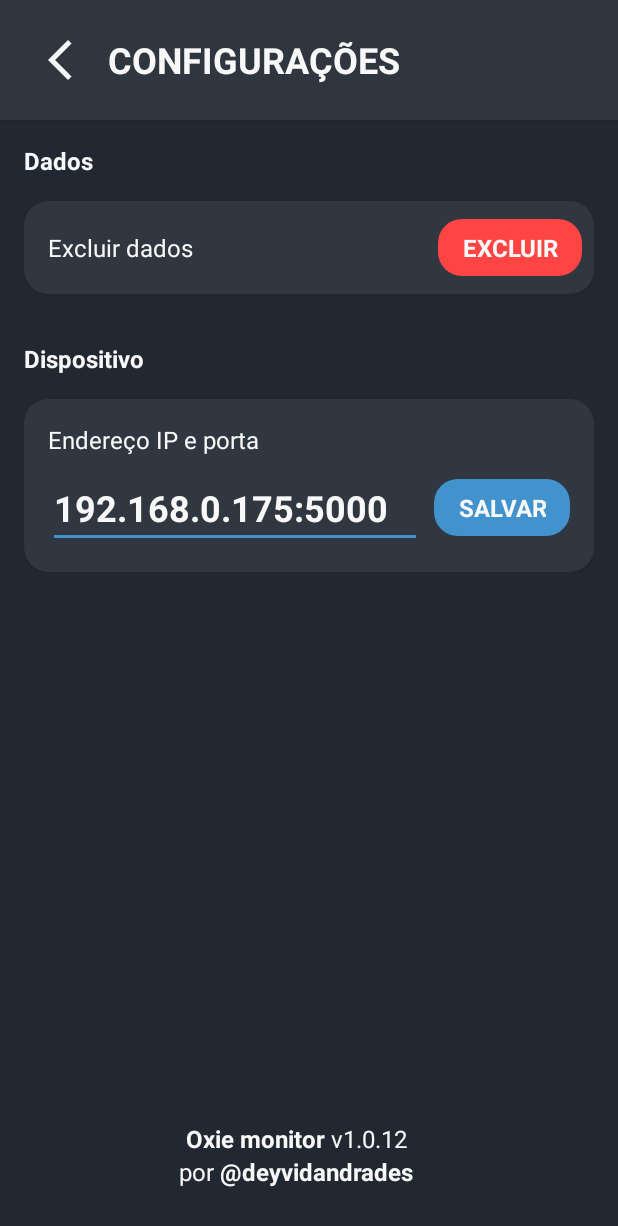
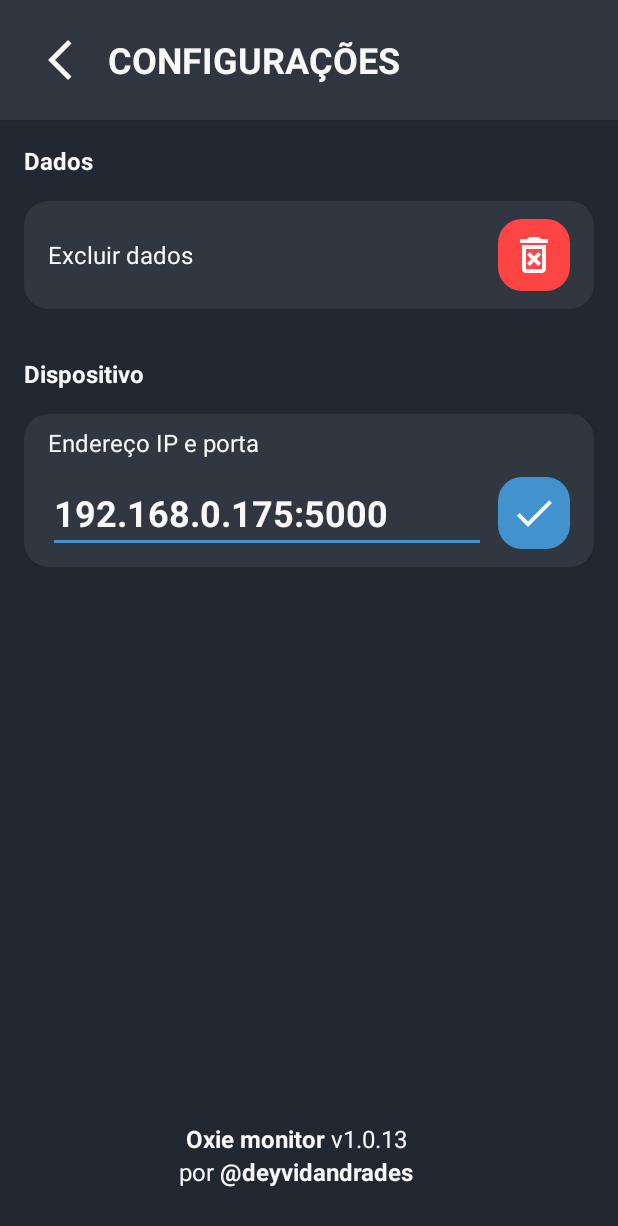
Before and after one commit to deyvidandrades/Oxie, an Android app: the screen it shows after launch (ConfiguracoesActivity), after a tap on "Botão para abrir configurações", on a phone screen of 412 x 824 dp. Shown: the top 1226 px of the screen. Run offline under Robolectric (Android 15) with nearby library versions, the light colour scheme and no system bars; 1 other tap on this screen came first.

Commit message:
* Correção de botoes seguindo recomendações

```diff
--- a/app/src/main/AndroidManifest.xml
+++ b/app/src/main/AndroidManifest.xml
@@ -16,7 +16,8 @@
         android:roundIcon="@mipmap/ic_launcher"
         android:supportsRtl="true"
         android:theme="@style/Theme.Oxie"
-        tools:targetApi="31">
+        tools:targetApi="32">
+
         <activity
             android:name=".activities.MainActivity"
             android:exported="true"
--- a/app/src/main/java/com/dws/oxie/activities/ConfiguracoesActivity.kt
+++ b/app/src/main/java/com/dws/oxie/activities/ConfiguracoesActivity.kt
@@ -4,7 +4,6 @@ import android.content.Intent
 import android.os.Bundle
 import android.widget.EditText
 import android.widget.ImageView
-import android.widget.TextView
 import androidx.appcompat.app.AppCompatActivity
 import com.dws.oxie.R
 import com.dws.oxie.assistentes.AnimacaoBotao
@@ -18,8 +17,8 @@ class ConfiguracoesActivity : AppCompatActivity() {
         setContentView(R.layout.activity_configuracoes)
 
         val btnVoltar = findViewById<ImageView>(R.id.btn_voltar)
-        val btnExcluirDados = findViewById<TextView>(R.id.btn_excluir)
-        val btnSalvarIP = findViewById<TextView>(R.id.btn_salvar)
+        val btnExcluirDados = findViewById<ImageView>(R.id.btn_excluir)
+        val btnSalvarIP = findViewById<ImageView>(R.id.btn_salvar)
         val etEnderecoIP = findViewById<EditText>(R.id.et_endereco_ip)
 
         etEnderecoIP.setText(Persistencia(applicationContext).carregarIP())
--- a/app/src/main/java/com/dws/oxie/activities/MainActivity.kt
+++ b/app/src/main/java/com/dws/oxie/activities/MainActivity.kt
@@ -35,8 +35,7 @@ class MainActivity : AppCompatActivity() {
     private lateinit var progressOxigenacao: CircularProgressIndicator
     private lateinit var progressPassos: CircularProgressIndicator
 
-    private lateinit var btnConectar: RelativeLayout
-    private lateinit var btnDesconectar: RelativeLayout
+    private lateinit var btnConectar: ImageView
 
     private val debug: Boolean = false
     private var erroRede = false
@@ -62,10 +61,19 @@ class MainActivity : AppCompatActivity() {
 
                     mainHandler.postDelayed(this, 1000)
                 }
+
+                //with(btnConectar) {
+                //    setImageDrawable(
+                //        AppCompatResources.getDrawable(
+                //            this@MainActivity,
+                //            R.drawable.ic_outline_link_24
+                //        )
+                //    )
+                //}
+
+                btnConectar.setColorFilter(getColor(R.color.accentBlue))
             } else {
-                //mainHandler.removeCallbacks(updateTextTask)
-                btnConectar.visibility = View.VISIBLE
-                btnDesconectar.visibility = View.GONE
+                btnConectar.setColorFilter(getColor(R.color.textLight))
 
                 Toast.makeText(
                     this@MainActivity, "Falha na conexão", Toast.LENGTH_LONG
@@ -136,25 +144,15 @@ class MainActivity : AppCompatActivity() {
 
     private fun configurarBotoes() {
         btnConectar = findViewById(R.id.btn_conectar)
-        btnDesconectar = findViewById(R.id.btn_desconectar)
         val btnMenu = findViewById<ImageView>(R.id.btn_menu)
         val btnVerTodos = findViewById<TextView>(R.id.tv_ver_todos)
 
         btnConectar.setOnClickListener { view ->
             AnimacaoBotao.animar(view)
             mainHandler.post(updateTextTask)
-
-            btnConectar.visibility = View.GONE
-            btnDesconectar.visibility = View.VISIBLE
             erroRede = false
         }
 
-        btnDesconectar.setOnClickListener { view ->
-            mainHandler.removeCallbacks(updateTextTask)
-
-            btnDesconectar.visibility = View.GONE
-            btnConectar.visibility = View.VISIBLE
-        }
         btnMenu.setOnClickListener { view ->
             AnimacaoBotao.animar(view)
 
@@ -174,8 +172,6 @@ class MainActivity : AppCompatActivity() {
         val enderecoIp = ip[0] //if (debug) "192.168.0.175" else "192.168.0.133"
         val porta = ip[1].toInt() //if (debug) 5000 else 80
         val array = arrayListOf(0, 0, 0)
-
-        Log.d("DWS.D",ip.toString())
 
         val urlConnection = URL(
             "HTTP",
--- /dev/null
+++ b/app/src/main/res/drawable/ic_outline_delete_forever_24.xml
@@ -0,0 +1,10 @@
+<vector xmlns:android="http://schemas.android.com/apk/res/android"
+    android:width="24dp"
+    android:height="24dp"
+    android:tint="#000000"
+    android:viewportWidth="24"
+    android:viewportHeight="24">
+    <path
+        android:fillColor="@android:color/white"
+        android:pathData="M14.12,10.47L12,12.59l-2.13,-2.12 -1.41,1.41L10.59,14l-2.12,2.12 1.41,1.41L12,15.41l2.12,2.12 1.41,-1.41L13.41,14l2.12,-2.12zM15.5,4l-1,-1h-5l-1,1H5v2h14V4zM6,19c0,1.1 0.9,2 2,2h8c1.1,0 2,-0.9 2,-2V7H6v12zM8,9h8v10H8V9z" />
+</vector>
--- /dev/null
+++ b/app/src/main/res/drawable/ic_outline_done_24.xml
@@ -0,0 +1,10 @@
+<vector xmlns:android="http://schemas.android.com/apk/res/android"
+    android:width="24dp"
+    android:height="24dp"
+    android:tint="#000000"
+    android:viewportWidth="24"
+    android:viewportHeight="24">
+    <path
+        android:fillColor="@android:color/white"
+        android:pathData="M9,16.2L4.8,12l-1.4,1.4L9,19 21,7l-1.4,-1.4L9,16.2z" />
+</vector>
--- /dev/null
+++ b/app/src/main/res/drawable/ic_outline_link_24.xml
@@ -0,0 +1,10 @@
+<vector xmlns:android="http://schemas.android.com/apk/res/android"
+    android:width="24dp"
+    android:height="24dp"
+    android:tint="#000000"
+    android:viewportWidth="24"
+    android:viewportHeight="24">
+    <path
+        android:fillColor="@android:color/white"
+        android:pathData="M17,7h-4v2h4c1.65,0 3,1.35 3,3s-1.35,3 -3,3h-4v2h4c2.76,0 5,-2.24 5,-5s-2.24,-5 -5,-5zM11,15L7,15c-1.65,0 -3,-1.35 -3,-3s1.35,-3 3,-3h4L11,7L7,7c-2.76,0 -5,2.24 -5,5s2.24,5 5,5h4v-2zM8,11h8v2L8,13z" />
+</vector>
--- a/app/src/main/res/layout/activity_configuracoes.xml
+++ b/app/src/main/res/layout/activity_configuracoes.xml
@@ -75,8 +75,8 @@
                 android:background="@drawable/rounded_r16"
                 android:backgroundTint="?android:colorSecondary"
                 android:elevation="1dp"
-                android:paddingStart="16dp"
-                android:paddingEnd="8dp">
+                android:paddingHorizontal="16dp"
+                android:paddingVertical="8dp">
 
                 <TextView
                     android:layout_width="wrap_content"
@@ -89,23 +89,19 @@
                     android:textColor="?android:textColorSecondary"
                     android:textSize="16sp" />
 
-                <TextView
+                <ImageView
                     android:id="@+id/btn_excluir"
-                    android:layout_width="wrap_content"
-                    android:layout_height="wrap_content"
+                    android:layout_width="48dp"
+                    android:layout_height="48dp"
                     android:layout_alignParentEnd="true"
                     android:layout_centerVertical="true"
-                    android:layout_marginVertical="8dp"
+                    android:layout_marginVertical="4dp"
                     android:background="@drawable/rounded_r16"
                     android:backgroundTint="@android:color/holo_red_light"
-                    android:paddingHorizontal="16dp"
-                    android:paddingVertical="8dp"
-                    android:text="@string/excluir"
-                    android:textAlignment="center"
-                    android:textAllCaps="true"
-                    android:textColor="?android:textColorSecondary"
-                    android:textSize="16sp"
-                    android:textStyle="bold" />
+                    android:contentDescription="@string/excluir_dados"
+                    android:padding="8dp"
+                    android:src="@drawable/ic_outline_delete_forever_24"
+                    app:tint="?android:textColorSecondary" />
             </RelativeLayout>
 
             <RelativeLayout
@@ -132,7 +128,7 @@
                 android:elevation="1dp"
                 android:orientation="vertical"
                 android:paddingHorizontal="16sp"
-                android:paddingVertical="16dp">
+                android:paddingVertical="8dp">
 
                 <TextView
                     android:layout_width="wrap_content"
@@ -166,22 +162,19 @@
                         android:textStyle="bold"
                         tools:ignore="DuplicateSpeakableTextCheck" />
 
-                    <TextView
+                    <ImageView
                         android:id="@+id/btn_salvar"
-                        android:layout_width="wrap_content"
-                        android:layout_height="wrap_content"
+                        android:layout_width="48dp"
+                        android:layout_height="48dp"
                         android:layout_alignParentEnd="true"
                         android:layout_centerVertical="true"
+                        android:layout_marginVertical="4dp"
                         android:background="@drawable/rounded_r16"
-                        android:backgroundTint="@color/accentBlue"
-                        android:paddingHorizontal="16dp"
-                        android:paddingVertical="8dp"
-                        android:text="@string/salvar"
-                        android:textAlignment="center"
-                        android:textAllCaps="true"
-                        android:textColor="?android:textColorSecondary"
-                        android:textSize="16sp"
-                        android:textStyle="bold" />
+                        android:backgroundTint="?android:colorAccent"
+                        android:contentDescription="@string/excluir_dados"
+                        android:padding="8dp"
+                        android:src="@drawable/ic_outline_done_24"
+                        app:tint="?android:textColorSecondary" />
                 </RelativeLayout>
             </LinearLayout>
         </LinearLayout>
--- a/app/src/main/res/values-night/themes.xml
+++ b/app/src/main/res/values-night/themes.xml
@@ -1,6 +1,6 @@
-<resources>
+<resources xmlns:tools="http://schemas.android.com/tools">
     <!-- Base application theme. -->
-    <style name="Theme.Oxie" parent="Theme.MaterialComponents.DayNight.DarkActionBar">
+    <style name="Theme.Oxie" parent="Theme.MaterialComponents.DayNight.NoActionBar">
         <!--DARK!!!-->
         <item name="android:colorPrimary">@color/backgroundDark</item>
         <item name="android:colorSecondary">@color/backgroundLight</item>
@@ -8,14 +8,20 @@
 
         <item name="android:textColor">@color/text</item>
         <item name="android:textColorSecondary">@color/textLight</item>
-        <item name="android:colorAccent">@color/accentRed</item>
-        <item name="colorAccent">@color/accentRed</item>
+        <item name="android:colorAccent">@color/accentBlue</item>
+        <item name="colorAccent">@color/accentBlue</item>
 
-        <item name="android:statusBarColor">@color/backgroundDark</item>
+        <item name="android:statusBarColor">@color/backgroundLight</item>
         <item name="android:windowLightStatusBar">false</item>
         <item name="android:navigationBarColor">@color/backgroundDark</item>
-        <item name="android:windowLightNavigationBar">true</item>
+        <item name="android:windowLightNavigationBar" tools:targetApi="o_mr1">false</item>
 
     </style>
 
+    <style name="Theme.App.Starting" parent="Theme.SplashScreen">
+        <item name="windowSplashScreenBackground">@color/backgroundDark</item>
+        <item name="windowSplashScreenAnimatedIcon">@drawable/ic_launcher_foreground</item>
+        <item name="postSplashScreenTheme">@style/Theme.Oxie</item>
+    </style>
+
 </resources>
--- a/app/src/main/res/values/strings.xml
+++ b/app/src/main/res/values/strings.xml
@@ -1,6 +1,6 @@
 <resources>
     <string name="app_name">Oxie Monitor</string>
-    <string name="versao"><b>Oxie monitor</b> v1.0.12</string>
+    <string name="versao"><b>Oxie monitor</b> v1.0.13</string>
     <string name="por_deyvidandrades">por <b>@deyvidandrades</b></string>
 
     <string name="batimentos">Batimentos</string>
@@ -9,12 +9,10 @@
     <string name="monitor">monitor</string>
     <string name="conectar">Conectar</string>
     <string name="percent">%</string>
-    <string name="desconectar">Parar</string>
     <string name="hist_rico">Histórico</string>
     <string name="_11_09_2022">11/09/2022 12:09</string>
     <string name="dados">Dados</string>
     <string name="excluir_dados">Excluir dados</string>
-    <string name="excluir">Excluir</string>
     <string name="configura_es">Configurações</string>
     <string name="zero">0</string>
     <string name="bpm">bpm</string>
@@ -27,7 +25,7 @@
     <string name="ver_todos"><u>Ver todos</u></string>
     <string name="endere_o_ip_do_dispositivo">Endereço IP e porta</string>
     <string name="ip_debug">192.168.0.175:5000</string>
-    <string name="salvar">salvar</string>
     <string name="dispositivo">Dispositivo</string>
     <string name="btn_abrir_configuracoes">Botão para abrir configurações</string>
+    <string name="lista_historico">lista historico</string>
 </resources>
--- a/app/src/main/res/values/themes.xml
+++ b/app/src/main/res/values/themes.xml
@@ -20,10 +20,7 @@
 
     <style name="Theme.App.Starting" parent="Theme.SplashScreen">
         <item name="windowSplashScreenBackground">@color/backgroundDark</item>
-
         <item name="windowSplashScreenAnimatedIcon">@drawable/ic_launcher_foreground</item>
-        <!--<item name="windowSplashScreenAnimationDuration">300</item>-->
-
         <item name="postSplashScreenTheme">@style/Theme.Oxie</item>
     </style>
 
```
Also changed, not shown: app/src/main/res/drawable/rounded_r8.xml (deleted, +0 -14 lines), app/src/main/res/layout/activity_main.xml (+10 -45 lines).
